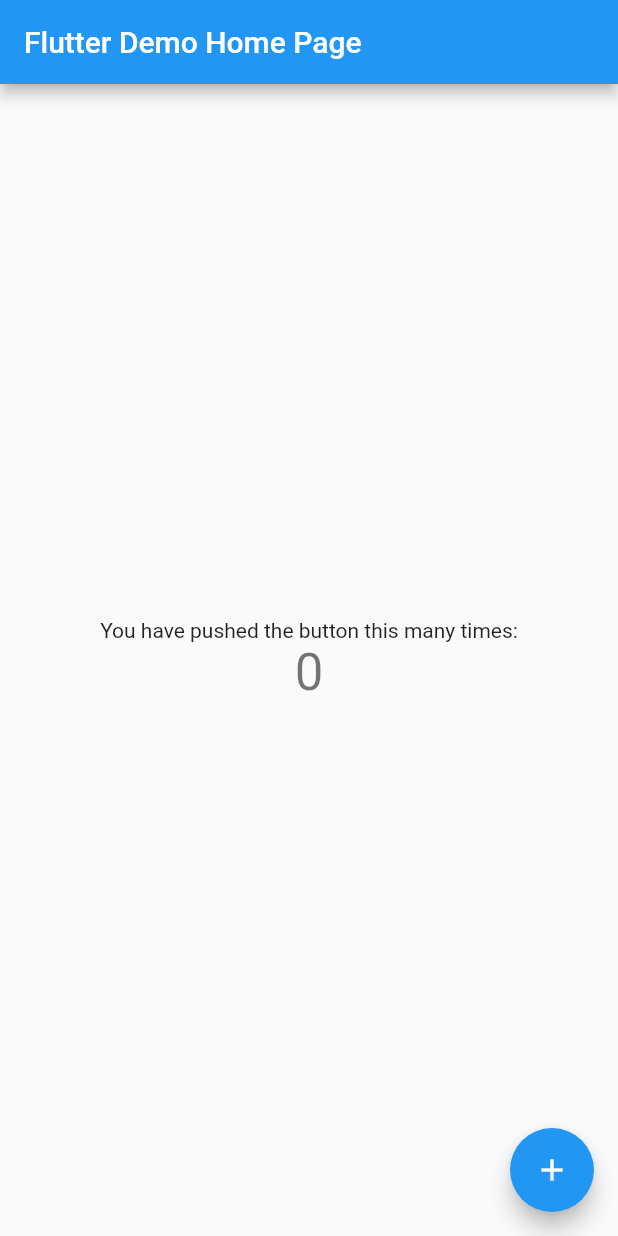
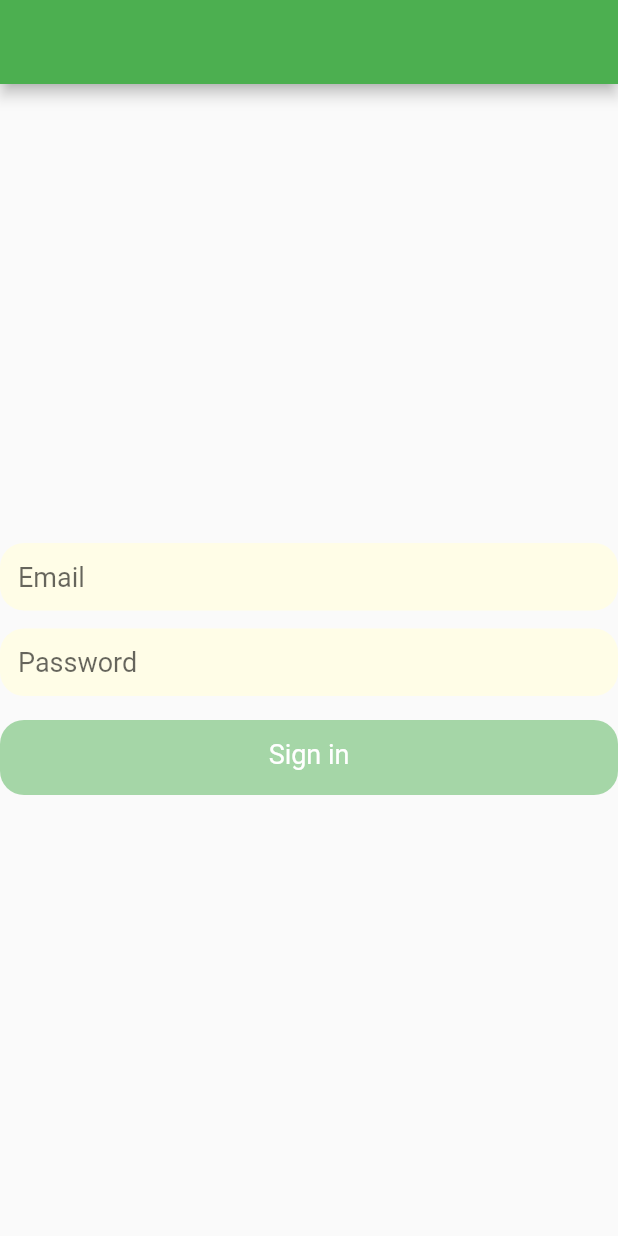
Before and after one commit to pbpeam/BAAC-Reservation, a Flutter app: the screen it shows after launch, on a phone screen of 412 x 824 dp. Run offline on Flutter 3.47's test engine with Material 2 defaults, Android fonts, the phone set to English and light mode, and no system bars.

Commit message:
Create Login Page

```diff
--- a/baac_reservation/lib/main.dart
+++ b/baac_reservation/lib/main.dart
@@ -1,4 +1,6 @@
 import 'package:flutter/material.dart';
+
+import 'screen/login.dart';
 
 void main() {
   runApp(MyApp());
@@ -9,109 +11,59 @@ class MyApp extends StatelessWidget {
   @override
   Widget build(BuildContext context) {
     return MaterialApp(
-      title: 'Flutter Demo',
-      theme: ThemeData(
-        // This is the theme of your application.
-        //
-        // Try running your application with "flutter run". You'll see the
-        // application has a blue toolbar. Then, without quitting the app, try
-        // changing the primarySwatch below to Colors.green and then invoke
-        // "hot reload" (press "r" in the console where you ran "flutter run",
-        // or simply save your changes to "hot reload" in a Flutter IDE).
-        // Notice that the counter didn't reset back to zero; the application
-        // is not restarted.
-        primarySwatch: Colors.blue,
-        // This makes the visual density adapt to the platform that you run
-        // the app on. For desktop platforms, the controls will be smaller and
-        // closer together (more dense) than on mobile platforms.
-        visualDensity: VisualDensity.adaptivePlatformDensity,
-      ),
-      home: MyHomePage(title: 'Flutter Demo Home Page'),
+      // title: 'Flutter Demo',
+      // theme: ThemeData(
+      //   visualDensity: VisualDensity.adaptivePlatformDensity,
+      // ),
+      home: Login(),
     );
   }
 }
 
-class MyHomePage extends StatefulWidget {
-  MyHomePage({Key key, this.title}) : super(key: key);
+// class MyHomePage extends StatefulWidget {
+//   MyHomePage({Key key, this.title}) : super(key: key);
 
-  // This widget is the home page of your application. It is stateful, meaning
-  // that it has a State object (defined below) that contains fields that affect
-  // how it looks.
+//   final String title;
 
-  // This class is the configuration for the state. It holds the values (in this
-  // case the title) provided by the parent (in this case the App widget) and
-  // used by the build method of the State. Fields in a Widget subclass are
-  // always marked "final".
+//   @override
+//   _MyHomePageState createState() => _MyHomePageState();
+// }
 
-  final String title;
+// class _MyHomePageState extends State<MyHomePage> {
+//   int _counter = 0;
 
-  @override
-  _MyHomePageState createState() => _MyHomePageState();
-}
+//   void _incrementCounter() {
+//     setState(() {
+//       _counter++;
+//     });
+//   }
 
-class _MyHomePageState extends State<MyHomePage> {
-  int _counter = 0;
+//   @override
+//   Widget build(BuildContext context) {
+//     return Scaffold(
+//       appBar: AppBar(
+//         title: Text(widget.title),
+//       ),
+//       body: Center(
+//         child: Column(
 
-  void _incrementCounter() {
-    setState(() {
-      // This call to setState tells the Flutter framework that something has
-      // changed in this State, which causes it to rerun the build method below
-      // so that the display can reflect the updated values. If we changed
-      // _counter without calling setState(), then the build method would not be
-      // called again, and so nothing would appear to happen.
-      _counter++;
-    });
-  }
-
-  @override
-  Widget build(BuildContext context) {
-    // This method is rerun every time setState is called, for instance as done
-    // by the _incrementCounter method above.
-    //
-    // The Flutter framework has been optimized to make rerunning build methods
-    // fast, so that you can just rebuild anything that needs updating rather
-    // than having to individually change instances of widgets.
-    return Scaffold(
-      appBar: AppBar(
-        // Here we take the value from the MyHomePage object that was created by
-        // the App.build method, and use it to set our appbar title.
-        title: Text(widget.title),
-      ),
-      body: Center(
-        // Center is a layout widget. It takes a single child and positions it
-        // in the middle of the parent.
-        child: Column(
-          // Column is also a layout widget. It takes a list of children and
-          // arranges them vertically. By default, it sizes itself to fit its
-          // children horizontally, and tries to be as tall as its parent.
-          //
-          // Invoke "debug painting" (press "p" in the console, choose the
-          // "Toggle Debug Paint" action from the Flutter Inspector in Android
-          // Studio, or the "Toggle Debug Paint" command in Visual Studio Code)
-          // to see the wireframe for each widget.
-          //
-          // Column has various properties to control how it sizes itself and
-          // how it positions its children. Here we use mainAxisAlignment to
-          // center the children vertically; the main axis here is the vertical
-          // axis because Columns are vertical (the cross axis would be
-          // horizontal).
-          mainAxisAlignment: MainAxisAlignment.center,
-          children: <Widget>[
-            Text(
-              'You have pushed the button this many times:',
-            ),
-            Text(
-              '$_counter',
-              style: Theme.of(context).textTheme.headline4,
-            ),
-          ],
-        ),
-      ),
-      floatingActionButton: FloatingActionButton(
-        onPressed: _incrementCounter,
-        tooltip: 'Increment',
-        child: Icon(Icons.add),
-      ), // This trailing comma makes auto-formatting nicer for build methods.
-    );
-  }
-}
+//           mainAxisAlignment: MainAxisAlignment.center,
+//           children: <Widget>[
+//             Text(
+//               'You have pushed the button this many times:',
+//             ),
+//             Text(
+//               '$_counter',
+//               style: Theme.of(context).textTheme.headline4,
+//             ),
+//           ],
+//         ),
+//       ),
+//       floatingActionButton: FloatingActionButton(
+//         onPressed: _incrementCounter,
+//         tooltip: 'Increment',
+//         child: Icon(Icons.add),
+//       ), // This trailing comma makes auto-formatting nicer for build methods.
+//     );
+//   }
+// }
--- /dev/null
+++ b/baac_reservation/lib/screen/login.dart
@@ -0,0 +1,102 @@
+import 'package:flutter/material.dart';
+
+class Login extends StatefulWidget {
+  Login({Key key}) : super(key: key);
+
+  @override
+  _LoginState createState() => _LoginState();
+
+  // final String title;
+}
+
+class _LoginState extends State<Login> {
+  @override
+  Widget build(BuildContext context) {
+    return Scaffold(
+
+      appBar: AppBar(
+        backgroundColor: Colors.green,
+      ),
+
+      body: Container(
+        // color: Colors.green,
+        child: Center(
+
+
+          child: Column(
+
+            mainAxisSize: MainAxisSize.max,
+            mainAxisAlignment: MainAxisAlignment.center,
+
+            children: <Widget>[
+              //  Text('This is Login page'),
+              // Text('Login'),
+              buildTextFieldEmail(),
+              buildTextFieldPassword(),
+              buildSignInButton(),
+
+            ],
+
+          ),
+        ),
+      ),
+    );
+  }
+}
+
+//sign in button
+Container buildSignInButton(){
+  return Container(
+    constraints: BoxConstraints.expand(height: 50),
+    child: Text("Sign in",
+        textAlign: TextAlign.center,
+        style: TextStyle(fontSize: 18, color: Colors.white)
+
+    ),
+
+    decoration: BoxDecoration(
+      borderRadius: BorderRadius.circular(16), color: Colors.green[200]
+    ),
+
+    margin: EdgeInsets.only(top: 16),
+    padding: EdgeInsets.all(12),
+
+  );
+}
+
+//Email field
+Container buildTextFieldEmail(){
+  return Container(
+    padding: EdgeInsets.all(12),
+    margin: EdgeInsets.only(top: 12),
+
+    decoration: BoxDecoration(
+       color: Colors.yellow[50], borderRadius: BorderRadius.circular(16)
+    ),
+
+    child: TextField(
+      obscureText: true,
+      decoration: InputDecoration.collapsed(hintText: "Email"),
+      style: TextStyle(fontSize: 18)
+    ),
+
+  );
+}
+
+//PW field
+Container buildTextFieldPassword(){
+  return Container(
+    padding: EdgeInsets.all(12),
+    margin: EdgeInsets.only(top: 12),
+
+    decoration: BoxDecoration(
+      color: Colors.yellow[50], borderRadius: BorderRadius.circular(16)
+    ),
+
+    child: TextField(
+      obscureText: true,
+      decoration: InputDecoration.collapsed(hintText: "Password"),
+      style: TextStyle(fontSize: 18)
+    )
+  );
+}
```
